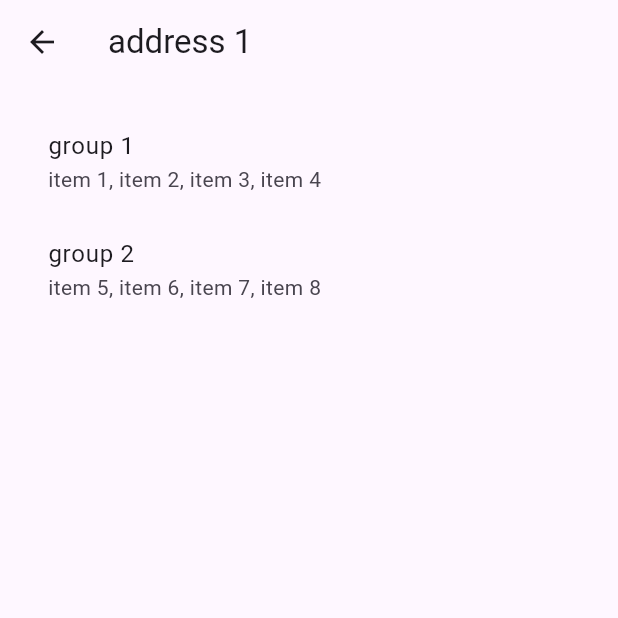
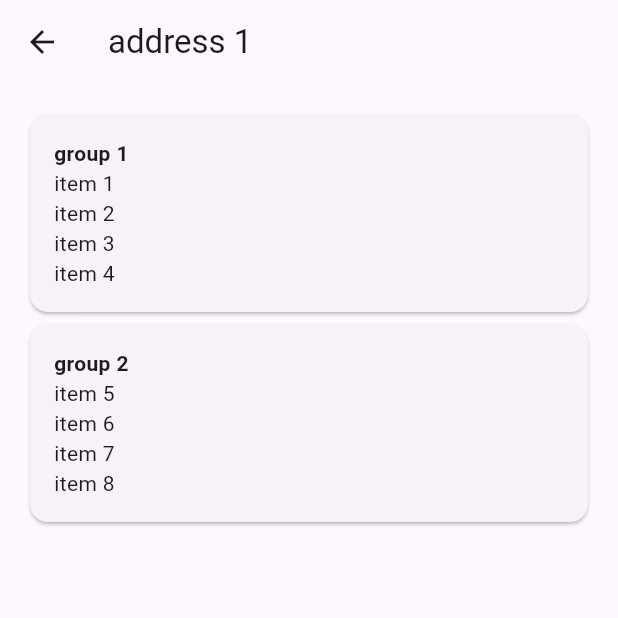
Before and after one commit to NewUserKK/rent-check-frontend, a Flutter app: the screen it shows after launch, after a tap on "address 1", on a phone screen of 412 x 824 dp, the top half of it. Run offline on Flutter 3.47's test engine with Material 3 defaults, Android fonts, the phone set to English and light mode, and no system bars; our stand-ins replace dio.

Commit message:
Refactor directories, move groups and items to widget

```diff
--- a/lib/src/flat/details/flat_detail_list.dart
+++ b/lib/src/details/flat_detail_list.dart
@@ -1,10 +1,11 @@
 import 'package:flutter/material.dart';
 import 'package:rent_checklist/src/common/widgets/load_utils.dart';
-import 'package:rent_checklist/src/flat/details/flat_detail_facade.dart';
-import 'package:rent_checklist/src/flat/details/flat_detail_model.dart';
+import 'package:rent_checklist/src/details/flat_detail_facade.dart';
+import 'package:rent_checklist/src/details/flat_detail_model.dart';
 import 'package:rent_checklist/src/flat/flat_api.dart';
 import 'package:rent_checklist/src/flat/flat_model.dart';
-import 'package:rent_checklist/src/group/group_api.dart';
+import 'package:rent_checklist/src/details/group/group_api.dart';
+import 'package:rent_checklist/src/details/group/group_widget.dart';
 
 class FlatDetailList extends StatefulWidget {
   final FlatModel flat;
@@ -43,12 +44,7 @@ class _FlatDetailListState extends State<FlatDetailList> {
       itemBuilder: (context, index) {
         final groupDetails = state.groups[index];
 
-        return ListTile(
-          title: Text(groupDetails.group.title),
-          subtitle: Text(
-              groupDetails.items.map((it) => it.item.title).join(', ')
-          ),
-        );
+        return GroupWidget(groupDetails: groupDetails);
       },
     );
   }
--- a/lib/src/flat/details/flat_detail_model.dart
+++ b/lib/src/details/flat_detail_model.dart
@@ -1,5 +1,5 @@
-import 'package:rent_checklist/src/group/group_model.dart';
-import 'package:rent_checklist/src/item/item_model.dart';
+import 'package:rent_checklist/src/details/group/group_model.dart';
+import 'package:rent_checklist/src/details/item/item_model.dart';
 
 class FlatDetailModel {
   final List<FlatDetailGroup> groups;
--- a/lib/src/flat/details/flat_detail_screen.dart
+++ b/lib/src/details/flat_detail_screen.dart
@@ -1,6 +1,6 @@
 import 'package:flutter/material.dart';
 import 'package:rent_checklist/src/common/widgets/app_bar.dart';
-import 'package:rent_checklist/src/flat/details/flat_detail_list.dart';
+import 'package:rent_checklist/src/details/flat_detail_list.dart';
 import 'package:rent_checklist/src/flat/flat_model.dart';
 
 class FlatDetailScreen extends StatelessWidget {
--- a/lib/src/group/group_api.dart
+++ b/lib/src/details/group/group_api.dart
@@ -3,7 +3,7 @@ import 'dart:convert';
 import 'package:rent_checklist/src/common/experiments/features.dart';
 import 'package:rent_checklist/src/common/network/api_utils.dart';
 import 'package:rent_checklist/src/common/network/client.dart';
-import 'package:rent_checklist/src/group/group_model.dart';
+import 'package:rent_checklist/src/details/group/group_model.dart';
 
 abstract interface class GroupApi {
   Future<Map<int, GroupModel>> getGroupsByIds(List<int> ids);
--- /dev/null
+++ b/lib/src/details/group/group_widget.dart
@@ -0,0 +1,37 @@
+import 'package:flutter/material.dart';
+import 'package:rent_checklist/src/details/flat_detail_model.dart';
+import 'package:rent_checklist/src/details/item/item_widget.dart';
+
+class GroupWidget extends StatelessWidget {
+  final FlatDetailGroup groupDetails;
+
+  const GroupWidget({super.key, required this.groupDetails});
+
+  @override
+  Widget build(BuildContext context) {
+    return Card(
+      child: Padding(
+        padding: const EdgeInsets.all(16.0),
+        child: Column(
+            crossAxisAlignment: CrossAxisAlignment.start,
+            children: [
+              Text(
+                groupDetails.group.title,
+                style: const TextStyle(
+                  fontWeight: FontWeight.bold,
+                ),
+              ),
+              Column(
+                children: groupDetails.items
+                    .map((it) => ItemWidget(
+                        group: groupDetails.group,
+                        item: it
+                    ))
+                    .toList(),
+              )
+            ]
+        ),
+      ),
+    );
+  }
+}
--- /dev/null
+++ b/lib/src/details/item/item_widget.dart
@@ -0,0 +1,20 @@
+import 'package:flutter/material.dart';
+import 'package:rent_checklist/src/details/group/group_model.dart';
+import 'package:rent_checklist/src/details/item/item_model.dart';
+
+class ItemWidget extends StatefulWidget {
+  final GroupModel group;
+  final ItemWithStatus item;
+
+  const ItemWidget({super.key, required this.group, required this.item});
+
+  @override
+  State<StatefulWidget> createState() => _ItemWidgetState();
+}
+
+class _ItemWidgetState extends State<ItemWidget> {
+  @override
+  Widget build(BuildContext context) {
+    return Text(widget.item.item.title);
+  }
+}
--- a/lib/src/flat/details/network/flat_detail_items_response.dart
+++ b/lib/src/details/network/flat_detail_items_response.dart
@@ -1,4 +1,4 @@
-import 'package:rent_checklist/src/item/item_model.dart';
+import 'package:rent_checklist/src/details/item/item_model.dart';
 
 class FlatDetailItemsResponse {
   final List<FlatDetailItemWithStatusResponse> items;
--- a/lib/src/flat/add/flat_form.dart
+++ b/lib/src/flat/add/flat_form.dart
@@ -1,7 +1,7 @@
 import 'package:flutter/material.dart';
 import 'package:rent_checklist/src/common/network/api_utils.dart';
 import 'package:rent_checklist/src/common/widgets/snackbar.dart';
-import 'package:rent_checklist/src/flat/details/flat_detail_screen.dart';
+import 'package:rent_checklist/src/details/flat_detail_screen.dart';
 import 'package:rent_checklist/src/flat/flat_api.dart';
 import 'package:rent_checklist/src/flat/flat_model.dart';
 import 'package:rent_checklist/src/res/strings.dart';
--- a/lib/src/flat/flat_api.dart
+++ b/lib/src/flat/flat_api.dart
@@ -1,7 +1,7 @@
 import 'package:rent_checklist/src/common/experiments/features.dart';
 import 'package:rent_checklist/src/common/network/api_utils.dart';
 import 'package:rent_checklist/src/common/network/client.dart';
-import 'package:rent_checklist/src/flat/details/network/flat_detail_items_response.dart';
+import 'package:rent_checklist/src/details/network/flat_detail_items_response.dart';
 
 import 'flat_model.dart';
 
--- a/lib/src/flat/list/flat_list.dart
+++ b/lib/src/flat/list/flat_list.dart
@@ -1,7 +1,7 @@
 import 'package:flutter/material.dart';
 import 'package:rent_checklist/src/common/utils/extensions.dart';
 import 'package:rent_checklist/src/common/widgets/load_utils.dart';
-import 'package:rent_checklist/src/flat/details/flat_detail_screen.dart';
+import 'package:rent_checklist/src/details/flat_detail_screen.dart';
 import 'package:rent_checklist/src/flat/flat_api.dart';
 import 'package:rent_checklist/src/flat/flat_model.dart';
 
```
Also changed, not shown: lib/src/details/flat_detail_facade.dart (renamed from lib/src/flat/details/flat_detail_facade.dart, +5 -5 lines), lib/src/details/group/group_model.dart (renamed from lib/src/group/group_model.dart), lib/src/details/item/item_model.dart (renamed from lib/src/item/item_model.dart).
